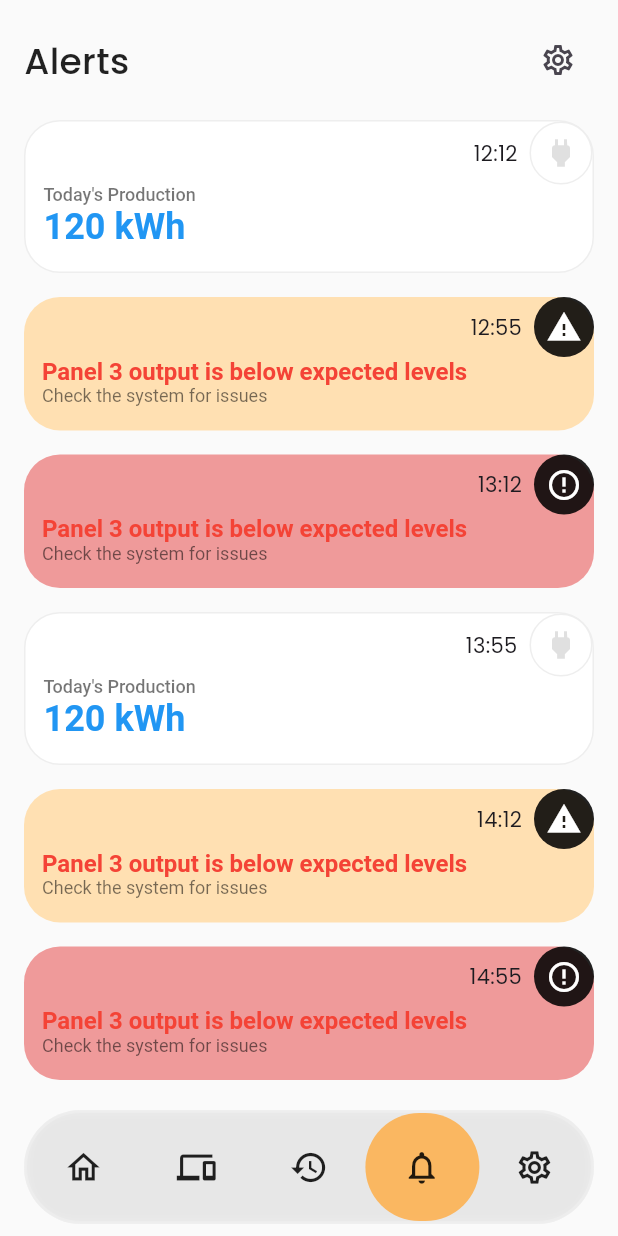
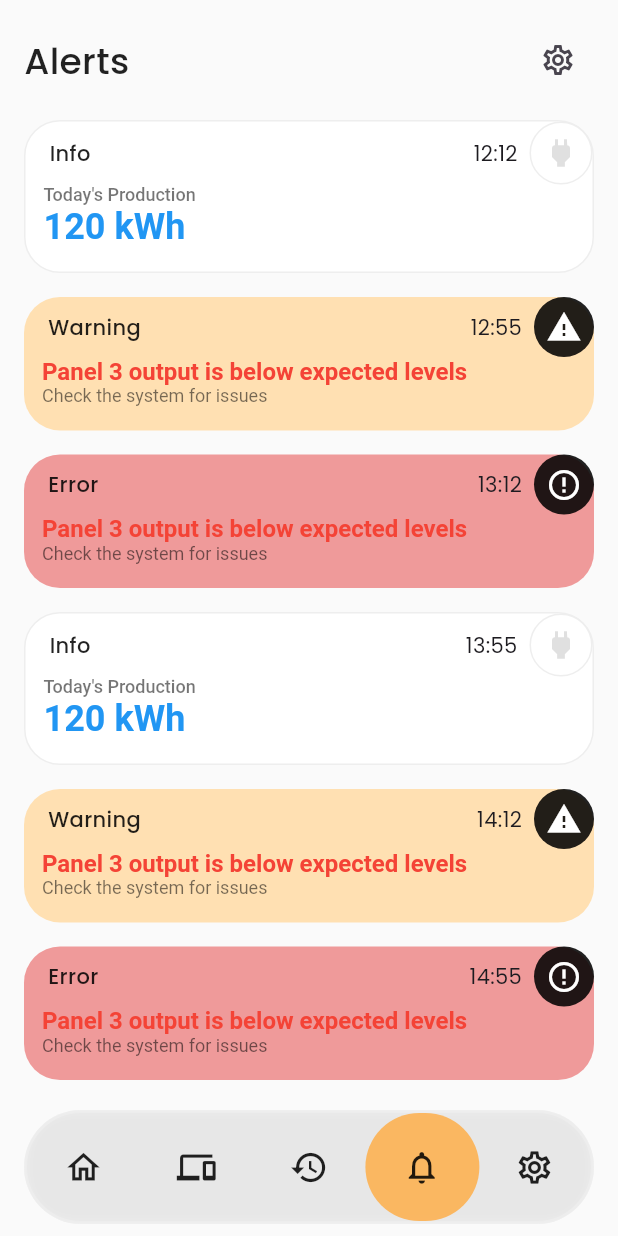
Before and after one commit to 7aku8/pv-forecast, a Flutter app: the screen it shows after launch, swiped to page 4, on a phone screen of 412 x 824 dp. Run offline on Flutter 3.47's test engine with Material 3 defaults, Android fonts, the phone set to English and light mode, and no system bars; our stand-ins replace bloc, equatable, fl_chart, flutter_bloc; generated files the repository leaves out were written again.

Commit message:
add alerts labels

```diff
--- a/lib/dashboard/view/alerts_view.dart
+++ b/lib/dashboard/view/alerts_view.dart
@@ -37,8 +37,6 @@ class _HomeViewState extends State<AlertsView> {
     );
   }
 
-
-
   IconData _getIcon(Severity severity) {
     switch (severity) {
       case Severity.info:
@@ -61,9 +59,19 @@ class _HomeViewState extends State<AlertsView> {
         padding: const EdgeInsets.only(bottom: 16),
         child: Column(
           children: [
-            Row(
-              mainAxisAlignment: MainAxisAlignment.end,
+            Padding(
+              padding: const EdgeInsets.only(left: 16),
+              child: Row(
+                mainAxisAlignment: MainAxisAlignment.spaceBetween,
                 children: [
+                  Text(
+                    _getName(alert.severity),
+                    style: const TextStyle(
+                      fontWeight: FontWeight.w500,
+                      color: Colors.black87,
+                    ),
+                  ),
+                  const Spacer(),
                   Text(alert.time),
                   const SizedBox(width: 8),
                   Container(
@@ -83,6 +91,7 @@ class _HomeViewState extends State<AlertsView> {
                   ),
                 ],
               ),
+            ),
             Padding(
               padding: const EdgeInsets.symmetric(horizontal: 12),
               child: Row(
@@ -101,16 +110,27 @@ class _HomeViewState extends State<AlertsView> {
     return Container(
       decoration: BoxDecoration(
         borderRadius: BorderRadius.circular(24),
-        color:
-            alert.severity == Severity.warning ? Colors.orange[100] : Colors.red[200],
+        color: alert.severity == Severity.warning
+            ? Colors.orange[100]
+            : Colors.red[200],
       ),
       padding: const EdgeInsets.only(bottom: 16),
       child: Column(
         crossAxisAlignment: CrossAxisAlignment.start,
         children: [
-          Row(
-            mainAxisAlignment: MainAxisAlignment.end,
+          Padding(
+            padding: const EdgeInsets.only(left: 16),
+            child: Row(
+              mainAxisAlignment: MainAxisAlignment.spaceBetween,
               children: [
+                Text(
+                  _getName(alert.severity),
+                  style: const TextStyle(
+                    fontWeight: FontWeight.w500,
+                    color: Colors.black87,
+                  ),
+                ),
+                const Spacer(),
                 Text(alert.time),
                 const SizedBox(width: 8),
                 CircleAvatar(
@@ -123,13 +143,13 @@ class _HomeViewState extends State<AlertsView> {
                 ),
               ],
             ),
+          ),
           // const SizedBox(height: 10),
           Padding(
             padding: const EdgeInsets.symmetric(horizontal: 12),
             child: Row(
               children: [
-                Expanded(
-                  child: alert.message,),
+                Expanded(child: alert.message),
               ],
             ),
           ),
@@ -137,4 +157,15 @@ class _HomeViewState extends State<AlertsView> {
       ),
     );
   }
+
+  String _getName(Severity severity) {
+    switch (severity) {
+      case Severity.info:
+        return 'Info';
+      case Severity.warning:
+        return 'Warning';
+      case Severity.error:
+        return 'Error';
     }
+  }
+}
```
Lines whose indentation alone changed are shown as unchanged.
